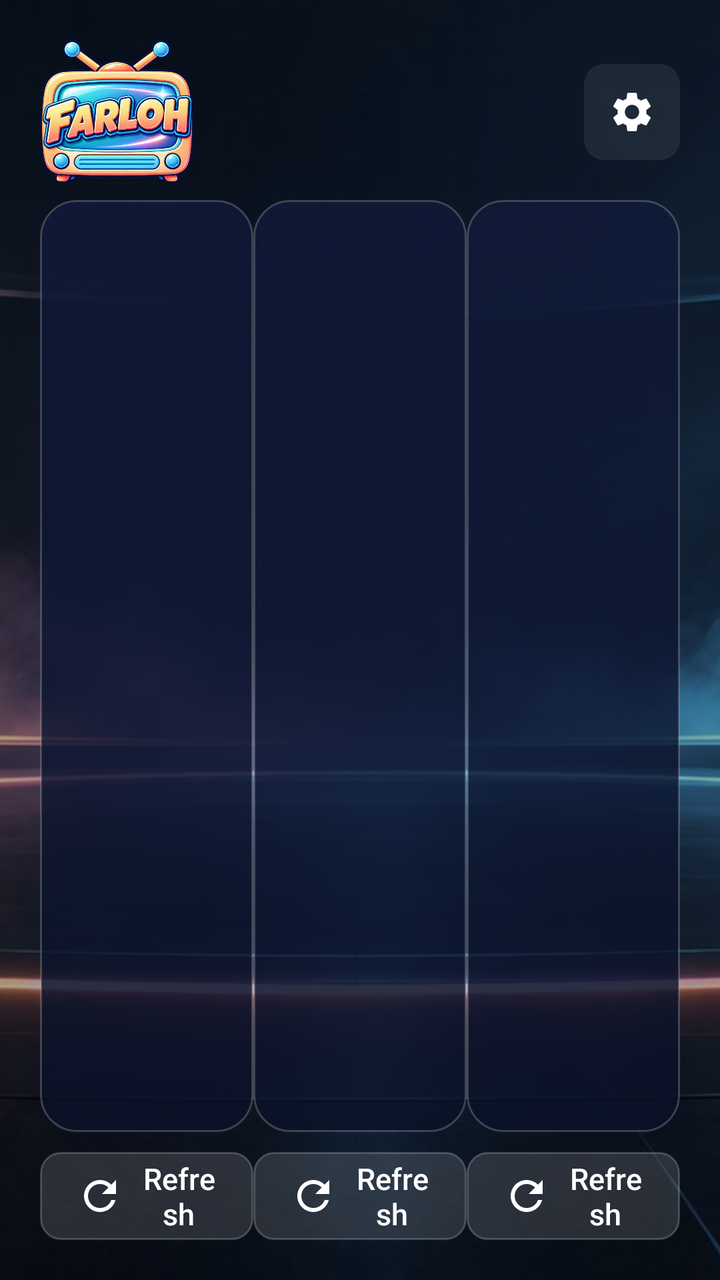
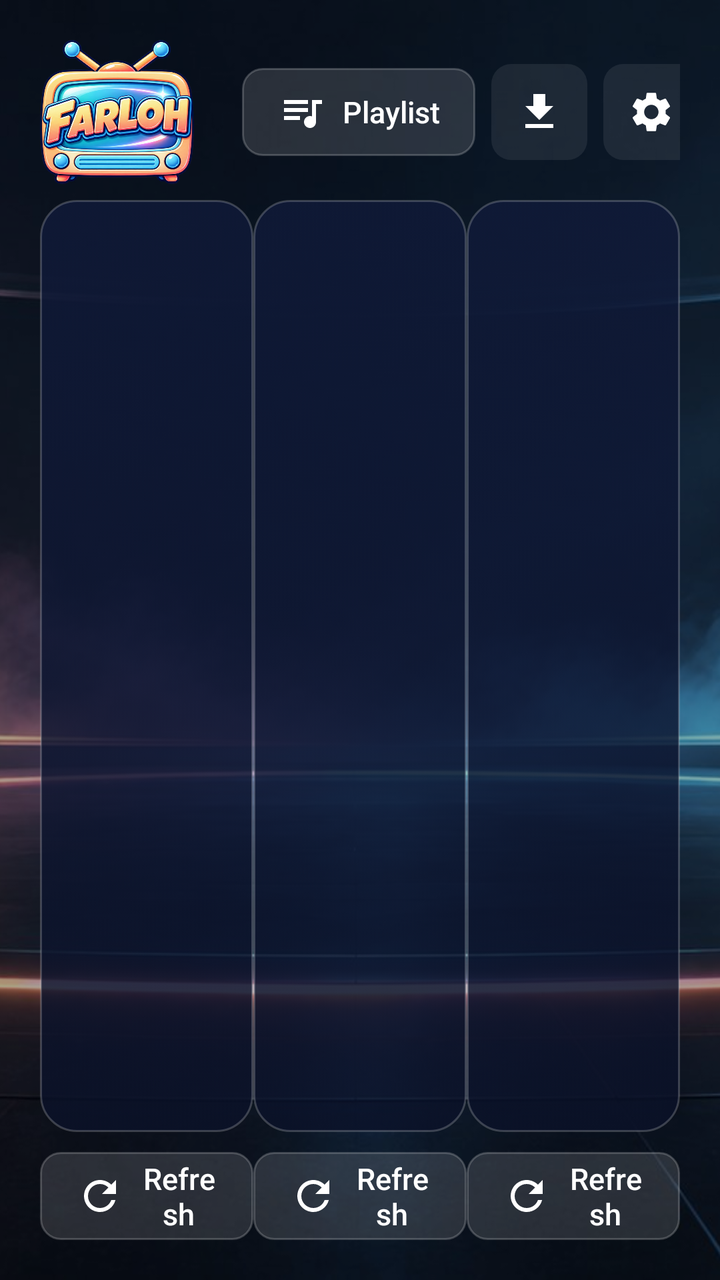

Before-and-after screenshots of an Android layout around one commit, followed by the original layout XML and the change that was made.
<!-- AndroidManifest.xml: application theme Theme.Farloh -->
<!-- res/layout/activity_home.xml -->
<?xml version="1.0" encoding="utf-8"?>
<FrameLayout xmlns:android="http://schemas.android.com/apk/res/android"
    android:layout_width="match_parent" android:layout_height="match_parent">

    <ImageView android:layout_width="match_parent" android:layout_height="match_parent"
        android:scaleType="centerCrop" android:src="@drawable/farloh_bg" android:importantForAccessibility="no" />
    <View android:layout_width="match_parent" android:layout_height="match_parent" android:background="#55000000" />

    <LinearLayout android:id="@+id/safe" android:layout_width="match_parent" android:layout_height="match_parent"
        android:orientation="vertical" android:padding="20dp">

        <LinearLayout android:layout_width="match_parent" android:layout_height="wrap_content"
            android:gravity="center_vertical" android:orientation="horizontal">
            <ImageView android:layout_width="wrap_content" android:layout_height="72dp" android:adjustViewBounds="true"
                android:src="@drawable/farloh_logo" android:contentDescription="@string/app_name" />
            <TextView android:id="@+id/account" android:layout_width="0dp" android:layout_height="wrap_content"
                android:layout_weight="1" android:layout_marginStart="12dp" android:gravity="end"
                android:textColor="@color/text2" android:textSize="13sp" />
            <ImageButton android:id="@+id/settings" style="@style/IconBtn" android:layout_marginStart="12dp"
                android:src="@drawable/ic_settings" android:contentDescription="Settings" />
        </LinearLayout>

        <LinearLayout android:id="@+id/tiles" android:layout_width="match_parent" android:layout_height="0dp"
            android:layout_weight="1" android:layout_marginTop="8dp" android:orientation="horizontal">
            <include android:id="@+id/tileLive" layout="@layout/home_tile"
                android:layout_width="0dp" android:layout_height="match_parent" android:layout_weight="1" />
            <include android:id="@+id/tileMovies" layout="@layout/home_tile"
                android:layout_width="0dp" android:layout_height="match_parent" android:layout_weight="1" />
            <include android:id="@+id/tileSeries" layout="@layout/home_tile"
                android:layout_width="0dp" android:layout_height="match_parent" android:layout_weight="1" />
        </LinearLayout>
    </LinearLayout>
</FrameLayout>
<!-- res/layout/home_tile.xml (included above) -->
<?xml version="1.0" encoding="utf-8"?>
<LinearLayout xmlns:android="http://schemas.android.com/apk/res/android"
    android:layout_width="0dp" android:layout_height="match_parent" android:layout_weight="1"
    android:layout_margin="10dp" android:orientation="vertical">

    <LinearLayout android:id="@+id/card" android:layout_width="match_parent" android:layout_height="0dp"
        android:layout_weight="1" android:background="@drawable/tile_bg" android:clickable="true" android:focusable="true"
        android:gravity="center" android:orientation="vertical" android:padding="18dp">
        <ImageView android:id="@+id/icon" android:layout_width="64dp" android:layout_height="64dp"
            android:tint="@color/accent" android:importantForAccessibility="no" />
        <TextView android:id="@+id/title" android:layout_width="wrap_content" android:layout_height="wrap_content"
            android:layout_marginTop="10dp" android:textColor="@color/text" android:textSize="26sp" android:textStyle="bold" />
        <TextView android:id="@+id/count" android:layout_width="wrap_content" android:layout_height="wrap_content"
            android:layout_marginTop="4dp" android:textColor="@color/text" android:textSize="15sp" />
        <TextView android:id="@+id/updated" android:layout_width="wrap_content" android:layout_height="wrap_content"
            android:layout_marginTop="2dp" android:textColor="@color/text2" android:textSize="13sp" />
    </LinearLayout>

    <LinearLayout android:layout_width="match_parent" android:layout_height="wrap_content"
        android:layout_marginTop="10dp" android:gravity="center" android:orientation="horizontal">
        <Button android:id="@+id/refresh" style="@style/Btn" android:drawableStart="@drawable/ic_refresh"
            android:drawablePadding="8dp" android:text="Refresh" />
        <ProgressBar android:id="@+id/spinner" android:layout_width="28dp" android:layout_height="28dp"
            android:layout_marginStart="10dp" android:visibility="gone" />
    </LinearLayout>
</LinearLayout>
<!-- resources referenced by this layout -->
<resources>
  <color name="accent">#FF9F43</color>
  <color name="text">#FFFFFF</color>
  <color name="text2">#AAB6D3</color>
  <!-- drawable ic_refresh (drawable) -->
  <?xml version="1.0" encoding="utf-8"?>
  <vector xmlns:android="http://schemas.android.com/apk/res/android" android:width="24dp" android:height="24dp" android:viewportWidth="24" android:viewportHeight="24">
      <path android:fillColor="#FFFFFFFF" android:pathData="M17.65,6.35C16.2,4.9 14.21,4 12,4c-4.42,0 -7.99,3.58 -7.99,8s3.57,8 7.99,8c3.73,0 6.84,-2.55 7.73,-6h-2.08c-0.82,2.33 -3.04,4 -5.65,4 -3.31,0 -6,-2.69 -6,-6s2.69,-6 6,-6c1.66,0 3.14,0.69 4.22,1.78L13,11h7V4l-2.35,2.35z" />
  </vector>
  <string name="app_name">Farloh TV</string>
  <style name="Btn">
          <item name="android:layout_width">wrap_content</item>
          <item name="android:layout_height">wrap_content</item>
          <item name="android:minHeight">44dp</item>
          <item name="android:minWidth">0dp</item>
          <item name="android:background">@drawable/btn_secondary</item>
          <item name="android:paddingStart">18dp</item>
          <item name="android:paddingEnd">18dp</item>
          <item name="android:textColor">@color/text</item>
          <item name="android:textSize">15sp</item>
          <item name="android:textAllCaps">false</item>
          <item name="android:focusable">true</item>
          <item name="android:stateListAnimator">@null</item>
      </style>
  <style name="IconBtn">
          <item name="android:layout_width">48dp</item>
          <item name="android:layout_height">48dp</item>
          <item name="android:background">@drawable/focus_bg</item>
          <item name="android:padding">12dp</item>
          <item name="android:scaleType">fitCenter</item>
          <item name="android:focusable">true</item>
          <item name="android:tint">@color/text</item>
      </style>
  <color name="bg_deep">#070B1A</color>
  <style name="Theme.Farloh.Dialog" parent="Theme.AppCompat.Dialog.Alert">
          <item name="colorAccent">@color/accent</item>
          <item name="android:windowBackground">@drawable/dialog_bg</item>
          <item name="android:textColorPrimary">@color/text</item>
          <item name="android:textColorSecondary">@color/text2</item>
      </style>
  <dimen name="corner">10dp</dimen>
  <!-- drawable dialog_bg (drawable) -->
  <?xml version="1.0" encoding="utf-8"?>
  <inset xmlns:android="http://schemas.android.com/apk/res/android" android:inset="16dp">
      <shape>
          <corners android:radius="16dp" />
          <solid android:color="@color/panel_solid" />
          <stroke android:width="1dp" android:color="#33FFFFFF" />
      </shape>
  </inset>
  <color name="panel_solid">#0E1630</color>
  <!-- unchanged entries left out for length: 7 -->
</resources>

<!-- the commit's change to res/layout/activity_home.xml (unified diff, before → after) -->
@@ -14,9 +14,14 @@
             <ImageView android:layout_width="wrap_content" android:layout_height="72dp" android:adjustViewBounds="true"
                 android:src="@drawable/farloh_logo" android:contentDescription="@string/app_name" />
             <TextView android:id="@+id/account" android:layout_width="0dp" android:layout_height="wrap_content"
-                android:layout_weight="1" android:layout_marginStart="12dp" android:gravity="end"
-                android:textColor="@color/text2" android:textSize="13sp" />
-            <ImageButton android:id="@+id/settings" style="@style/IconBtn" android:layout_marginStart="12dp"
+                android:layout_weight="1" android:layout_marginStart="12dp" android:ellipsize="end" android:gravity="end"
+                android:maxLines="2" android:textColor="@color/text2" android:textSize="13sp" />
+            <Button android:id="@+id/playlist" style="@style/Btn" android:layout_marginStart="12dp"
+                android:drawableStart="@drawable/ic_playlist" android:drawablePadding="8dp" android:ellipsize="end"
+                android:maxWidth="220dp" android:singleLine="true" android:text="Playlist" />
+            <ImageButton android:id="@+id/downloads" style="@style/IconBtn" android:layout_marginStart="8dp"
+                android:src="@drawable/ic_download" android:contentDescription="Downloads" />
+            <ImageButton android:id="@+id/settings" style="@style/IconBtn" android:layout_marginStart="8dp"
                 android:src="@drawable/ic_settings" android:contentDescription="Settings" />
         </LinearLayout>
 
<!-- resource entries referenced after the edit -->
@@ -3,6 +3,16 @@
   <color name="accent">#FF9F43</color>
   <color name="text">#FFFFFF</color>
   <color name="text2">#AAB6D3</color>
+  <!-- drawable ic_download (drawable) -->
+  <?xml version="1.0" encoding="utf-8"?>
+  <vector xmlns:android="http://schemas.android.com/apk/res/android" android:width="24dp" android:height="24dp" android:viewportWidth="24" android:viewportHeight="24">
+      <path android:fillColor="#FFFFFFFF" android:pathData="M19,9h-4V3H9v6H5l7,7 7,-7zM5,18v2h14v-2H5z" />
+  </vector>
+  <!-- drawable ic_playlist (drawable) -->
+  <?xml version="1.0" encoding="utf-8"?>
+  <vector xmlns:android="http://schemas.android.com/apk/res/android" android:width="24dp" android:height="24dp" android:viewportWidth="24" android:viewportHeight="24">
+      <path android:fillColor="#FFFFFFFF" android:pathData="M15,6H3v2h12V6zM15,10H3v2h12v-2zM3,16h8v-2H3v2zM17,6v8.18C16.69,14.07 16.35,14 16,14c-1.66,0 -3,1.34 -3,3s1.34,3 3,3 3,-1.34 3,-3V8h3V6h-5z" />
+  </vector>
   <!-- drawable ic_refresh (drawable) -->
   <?xml version="1.0" encoding="utf-8"?>
   <vector xmlns:android="http://schemas.android.com/apk/res/android" android:width="24dp" android:height="24dp" android:viewportWidth="24" android:viewportHeight="24">
